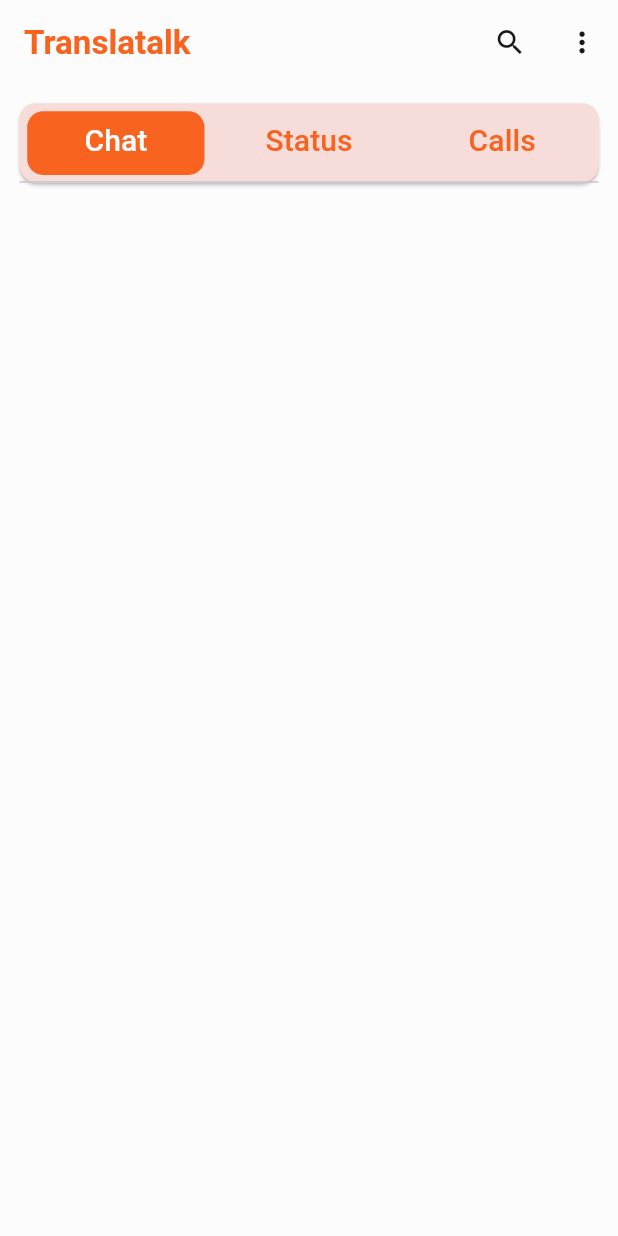
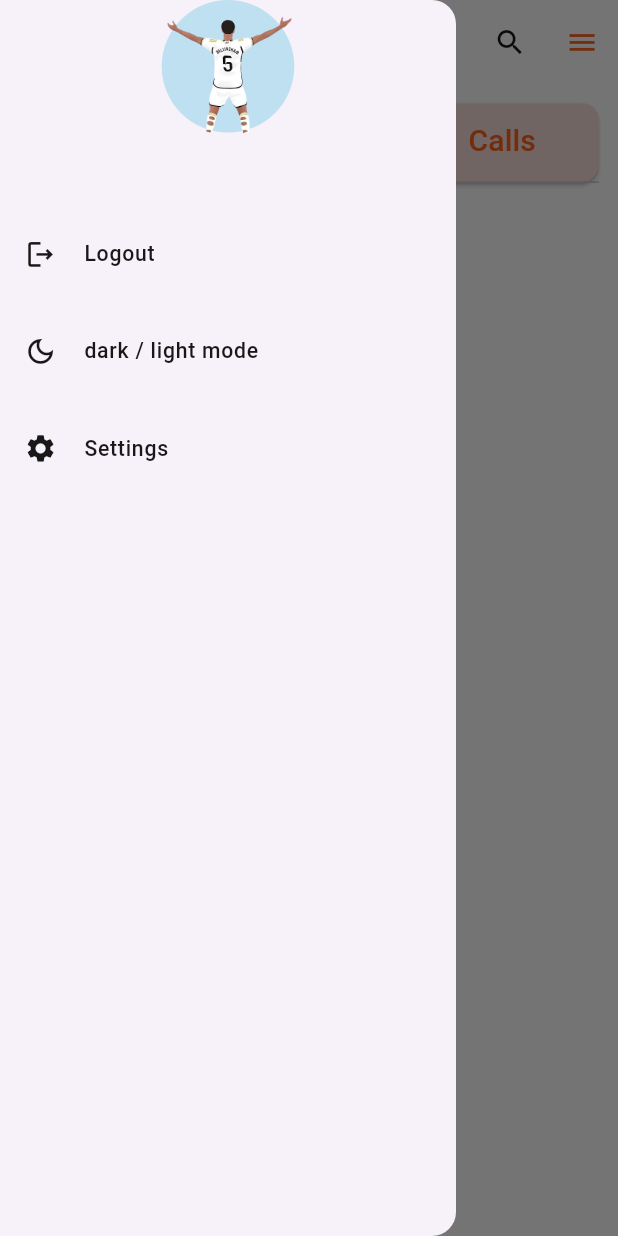
Before and after one commit to ChihabLahmari/Chat_Translator_App, a Flutter app: the MainView screen opened directly, with the side drawer open (before the commit the screen has no drawer), on a phone screen of 412 x 824 dp. Run offline on Flutter 3.47's test engine with Material 3 defaults, Android fonts, the phone set to English and light mode, and no system bars; our stand-ins replace cherry_toast, cloud_firestore, dartz, firebase_auth, firebase_core, flutter_bloc and 6 more; accounts and stored records are empty.

Commit message:
[ADD] drawer and logout

```diff
--- a/lib/presentation/components/strings_manager.dart
+++ b/lib/presentation/components/strings_manager.dart
@@ -26,4 +26,10 @@ class AppStrings {
   static String onBoradingLetGetStarted = "Let's Get Started";
   static String onBoradingDescription =
       'Welcome to Translatalk, a revolutionary chat app powered by AI that breaks down language barriers and brings people closer together. Communicate effortlessly with friends around the world, as our AI seamlessly translates conversations, fostering global connections regardless of the languages you speak';
+
+  static String logout = 'Logout';
+  static String settings = 'Settings';
+  static String cencel = 'Cencel';
+  static String darkLightMode = 'dark / light mode';
+  static String logoutMessage = "Are you sure you want to Logout ?";
 }
--- a/lib/presentation/screens/main/cubit/main_cubit.dart
+++ b/lib/presentation/screens/main/cubit/main_cubit.dart
@@ -100,4 +100,9 @@ class MainCubit extends Cubit<MainStates> {
       (data) {},
     );
   }
+
+  void logout() {
+    _appPrefernces.removeUserId();
+    _appPrefernces.removeUserLoggedIn();
+  }
 }
--- a/lib/presentation/screens/main/view/main_view.dart
+++ b/lib/presentation/screens/main/view/main_view.dart
@@ -6,6 +6,7 @@ import 'package:chat_translator/presentation/components/font_manager.dart';
 import 'package:chat_translator/presentation/components/strings_manager.dart';
 import 'package:chat_translator/presentation/components/styles_manager.dart';
 import 'package:chat_translator/presentation/components/widgets.dart';
+import 'package:chat_translator/presentation/screens/auth/login/view/login_view.dart';
 import 'package:chat_translator/presentation/screens/chat/view/chat_view.dart';
 import 'package:chat_translator/presentation/screens/main/cubit/main_cubit.dart';
 import 'package:chat_translator/presentation/screens/main/cubit/main_states.dart';
@@ -34,6 +35,7 @@ class _MainViewState extends State<MainView> with TickerProviderStateMixin {
         var cubit = MainCubit.get(context);
         return Scaffold(
           backgroundColor: ColorManager.white,
+          drawer: CustomDrawer(cubit: cubit),
           appBar: AppBar(
             centerTitle: false,
             title: Text(AppStrings.appName),
@@ -43,11 +45,15 @@ class _MainViewState extends State<MainView> with TickerProviderStateMixin {
                 icon: const Icon(Icons.search_outlined),
                 color: ColorManager.dark,
               ),
-              IconButton(
-                onPressed: () {},
-                icon: const Icon(Icons.more_vert_outlined),
-                color: ColorManager.dark,
-              ),
+              const DrawerButton(),
+
+              // IconButton(
+              //   onPressed: () {
+              //     const Drawer();
+              //   },
+              //   icon: const Icon(Icons.menu_outlined),
+              //   color: ColorManager.dark,
+              // ),
             ],
           ),
           body: (state is MainGetAllUsersLoadingState)
@@ -63,8 +69,8 @@ class _MainViewState extends State<MainView> with TickerProviderStateMixin {
                         controller: tabController,
                         children: [
                           UserListview(cubit: cubit),
-                          // loadingScreen(),
-                          // loadingScreen(),
+                          loadingScreen(),
+                          loadingScreen(),
                         ],
                       ),
                     ),
@@ -73,6 +79,81 @@ class _MainViewState extends State<MainView> with TickerProviderStateMixin {
         );
       },
     );
+  }
+}
+
+class CustomDrawer extends StatelessWidget {
+  const CustomDrawer({
+    super.key,
+    required this.cubit,
+  });
+
+  final MainCubit cubit;
+
+  @override
+  Widget build(BuildContext context) {
+    return Drawer(
+        child: SafeArea(
+      child: Column(
+        children: [
+          CircleAvatar(
+            backgroundColor: PresentationConstances.getImageColor(cubit.user?.image ?? '1'),
+            minRadius: AppSize.s50.sp,
+            maxRadius: AppSize.s50.sp,
+            child: Center(
+              child: Image(image: AssetImage(PresentationConstances.getImage(cubit.user?.image ?? '1'))),
+            ),
+          ),
+          SizedBox(height: AppSize.s15.sp),
+          Text(
+            cubit.user?.fullName ?? '',
+            style: getlargeStyle(color: ColorManager.dark),
+          ),
+          SizedBox(height: AppSize.s10.sp),
+          ListTile(
+            onTap: () {
+              Navigator.pop(context);
+              showDialog(
+                context: context,
+                builder: (context) {
+                  return removeTasksDialog(context, cubit);
+                },
+              );
+            },
+            leading: Icon(
+              Icons.logout_outlined,
+              color: ColorManager.dark,
+            ),
+            title: Text(
+              AppStrings.logout,
+              style: getMeduimStyle(color: ColorManager.dark),
+            ),
+          ),
+          SizedBox(height: AppSize.s10.sp),
+          ListTile(
+            leading: Icon(
+              Icons.dark_mode_outlined,
+              color: ColorManager.dark,
+            ),
+            title: Text(
+              AppStrings.darkLightMode,
+              style: getMeduimStyle(color: ColorManager.dark),
+            ),
+          ),
+          SizedBox(height: AppSize.s10.sp),
+          ListTile(
+            leading: Icon(
+              Icons.settings,
+              color: ColorManager.dark,
+            ),
+            title: Text(
+              AppStrings.settings,
+              style: getMeduimStyle(color: ColorManager.dark),
+            ),
+          ),
+        ],
+      ),
+    ));
   }
 }
 
@@ -331,3 +412,78 @@ class UserListtile extends StatelessWidget {
     );
   }
 }
+
+Widget removeTasksDialog(BuildContext context, MainCubit cubit) {
+  return AlertDialog(
+    backgroundColor: ColorManager.white,
+    shadowColor: ColorManager.orange.withOpacity(0.5),
+    content: SizedBox(
+      height: AppSize.s120.sp,
+      // width: double.maxFinite,
+      child: Column(
+        mainAxisAlignment: MainAxisAlignment.spaceBetween,
+        children: [
+          Text(
+            AppStrings.logoutMessage,
+            style: getRegularStyle(color: ColorManager.dark).copyWith(overflow: TextOverflow.visible),
+          ),
+          Row(
+            mainAxisAlignment: MainAxisAlignment.spaceBetween,
+            children: [
+              Expanded(
+                child: InkWell(
+                  onTap: () {
+                    Navigator.of(context).pop();
+                  },
+                  child: Container(
+                    decoration: BoxDecoration(
+                      borderRadius: BorderRadius.circular(AppPadding.p12),
+                      color: ColorManager.orange,
+                    ),
+                    child: Center(
+                        child: Padding(
+                      padding: EdgeInsets.all(AppPadding.p10.sp),
+                      child: Text(
+                        AppStrings.cencel,
+                        style: getMeduimStyle(color: ColorManager.white),
+                      ),
+                    )),
+                  ),
+                ),
+              ),
+              const SizedBox(width: AppSize.s20),
+              Expanded(
+                child: InkWell(
+                  onTap: () {
+                    cubit.logout();
+
+                    Navigator.pushAndRemoveUntil(
+                        context,
+                        MaterialPageRoute(
+                          builder: (context) => const LoginView(),
+                        ),
+                        (route) => false);
+                  },
+                  child: Container(
+                    decoration: BoxDecoration(
+                      borderRadius: BorderRadius.circular(AppPadding.p12),
+                      color: ColorManager.orange,
+                    ),
+                    child: Center(
+                        child: Padding(
+                      padding: EdgeInsets.all(AppPadding.p10.sp),
+                      child: Text(
+                        AppStrings.logout,
+                        style: getMeduimStyle(color: ColorManager.white),
+                      ),
+                    )),
+                  ),
+                ),
+              ),
+            ],
+          )
+        ],
+      ),
+    ),
+  );
+}
```
